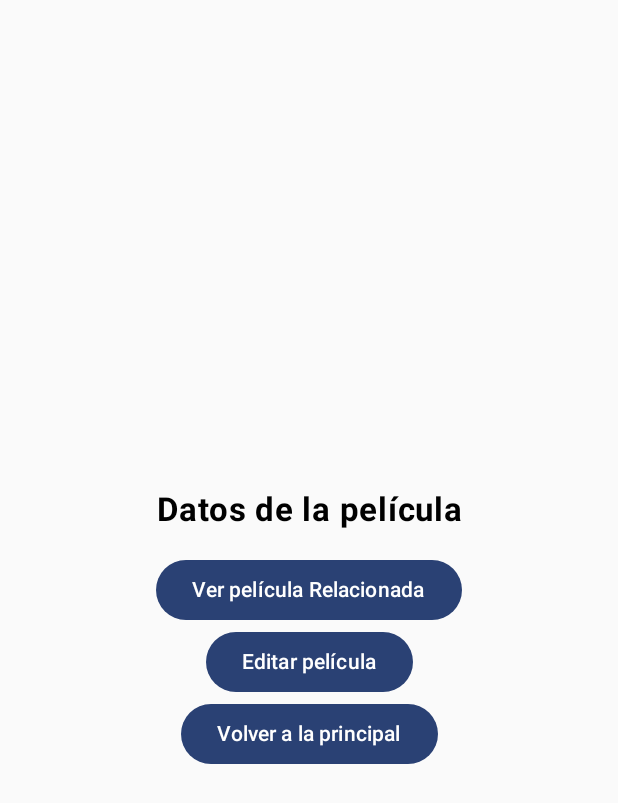
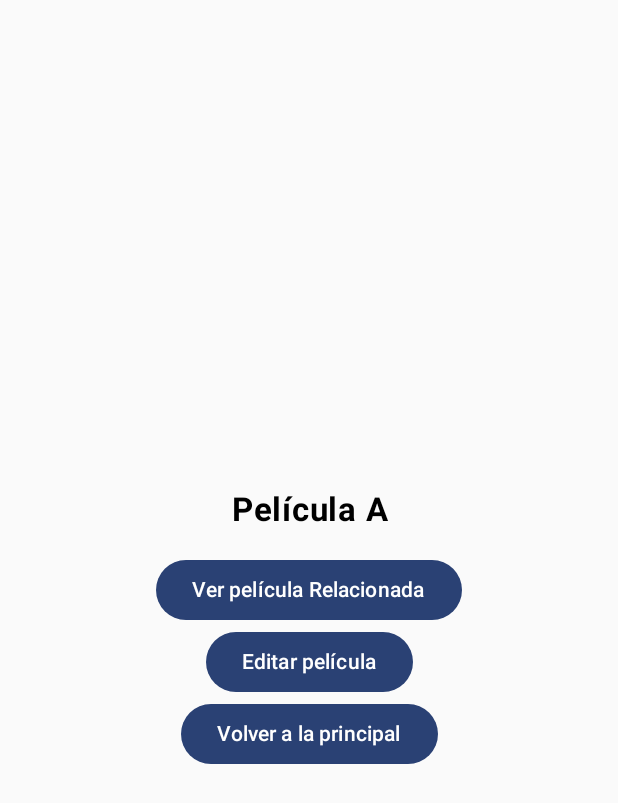
Before and after one commit to CGarces/PMDM_UD02, an Android app built with Jetpack Compose: the screen it shows after launch (MainActivity), after a tap on an icon or button, on a phone screen of 412 x 824 dp. Shown: the top 803 px of the screen. Run offline under Robolectric (Android 15) with nearby library versions, the phone set to English and light mode, and no system bars.

Commit message:
Ejercicio 10. Paso de parámetros entre pantallas

```diff
--- a/app/src/main/java/com/campusdigitalfp/filmoteca/navigation/NavHost.kt
+++ b/app/src/main/java/com/campusdigitalfp/filmoteca/navigation/NavHost.kt
@@ -16,7 +16,12 @@ fun Navigation(){
     NavHost(navController = navController, startDestination = "list") {
         composable("list") { FilmListScreen(navController) }
         composable("about") { AboutScreen(navController) }
-        composable("view") { FilmDataScreen(navController) }
+        composable("view/{pelicula}") { backStackEntry ->
+            val pelicula = backStackEntry.arguments?.getString("pelicula")?.toString()
+            pelicula?.let {
+               FilmDataScreen(navController, pelicula)
+            }
+        }
         composable("edit") { FilmEditScreen(navController) }
 
 
--- a/app/src/main/java/com/campusdigitalfp/filmoteca/screens/FilmDataScreen.kt
+++ b/app/src/main/java/com/campusdigitalfp/filmoteca/screens/FilmDataScreen.kt
@@ -25,9 +25,8 @@ import androidx.compose.ui.unit.dp
 import androidx.navigation.NavHostController
 import com.campusdigitalfp.filmoteca.R
 
-@Preview
 @Composable
-fun FilmDataScreen(navController: NavHostController)   {
+fun FilmDataScreen(navController: NavHostController, pelicula: String)   {
     val context = LocalContext.current
     Box(
         modifier = Modifier.fillMaxSize(),
@@ -35,7 +34,7 @@ fun FilmDataScreen(navController: NavHostController)   {
     ){
         Column(horizontalAlignment = Alignment.CenterHorizontally, verticalArrangement  = Arrangement.Center) {
             Text(
-                text = stringResource(R.string.datos_pelicula),
+                text = stringResource(R.string.datos_pelicula,pelicula),
                 fontSize = MaterialTheme.typography.titleLarge.fontSize, // Tamaño de la fuente.
                 fontWeight = FontWeight.Bold, // Estilo de la fuente en negrita.
                 textAlign = TextAlign.Center, // Alineación del texto en el centro.
@@ -45,7 +44,7 @@ fun FilmDataScreen(navController: NavHostController)   {
             )
 
 
-            Button(onClick = { navController.navigate("view") }) {
+            Button(onClick = { navController.navigate("view/Dummy") }) {
                 Text(stringResource(R.string.ver_relacion))
             }
             Button(onClick = { navController.navigate("edit") }) {
--- a/app/src/main/java/com/campusdigitalfp/filmoteca/screens/FilmListScreen.kt
+++ b/app/src/main/java/com/campusdigitalfp/filmoteca/screens/FilmListScreen.kt
@@ -20,10 +20,10 @@ fun FilmListScreen(navController: NavHostController)   {
         contentAlignment = Alignment.Center
     ){
         Column(horizontalAlignment = Alignment.CenterHorizontally, verticalArrangement  = Arrangement.Center) {
-            Button(onClick = { navController.navigate("view") }) {
+            Button(onClick = { navController.navigate("view/A") }) {
                 Text(stringResource(R.string.ver, "A"))
             }
-            Button(onClick = { navController.navigate("view") }) {
+            Button(onClick = { navController.navigate("view/B") }) {
                 Text(stringResource(R.string.ver, "B"))
             }
             Button(onClick = { navController.navigate("about") }) {
--- a/app/src/main/res/values/strings.xml
+++ b/app/src/main/res/values/strings.xml
@@ -9,7 +9,7 @@
     <string name="incidencia_con_filmoteca">Incidencia en la aplicacion de filmoteca</string>
     <string name="ver">Ver Pelicula %1$s</string>
     <string name="acerca_de">Acerca de</string>
-    <string name="datos_pelicula">Datos de la película</string>
+    <string name="datos_pelicula">Película %1$s</string>
     <string name="ver_relacion">Ver película Relacionada</string>
     <string name="editar">Editar película</string>
     <string name="volver_principal">Volver a la principal</string>
```
Also changed, not shown: 1 other file.
